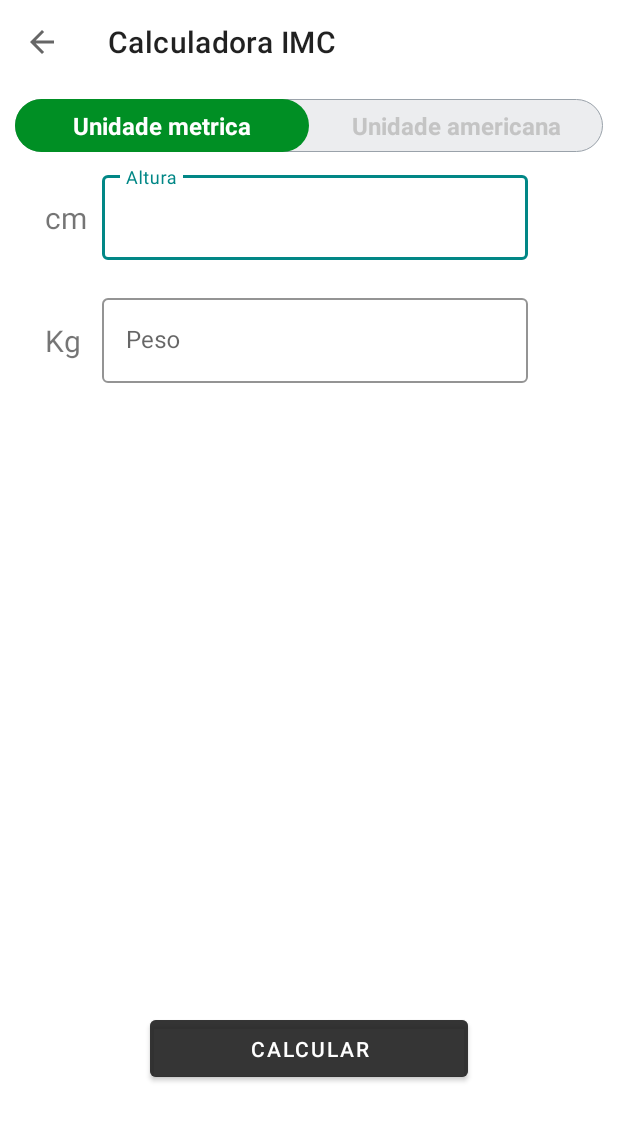
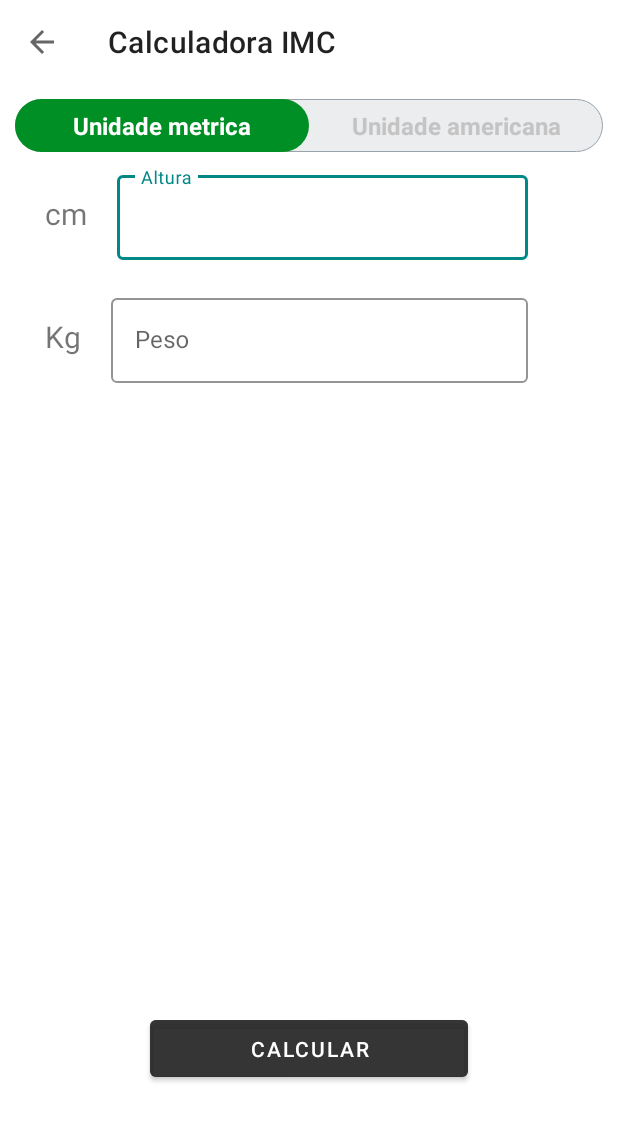
Before and after one commit to degomar/seven_minutes_workout, an Android app: the BmiActivity screen opened directly, with no data from a screen before it, on a phone screen of 412 x 824 dp. Shown: the top 1121 px of the screen. Run offline under Robolectric (Android 15) with nearby library versions, the phone set to English and light mode, and no system bars; our stand-ins replace data binding.

Commit message:
views para radio buttons corrigidas com linear layout, implantado o setup de views para cada radio button

```diff
--- a/app/src/main/java/com/example/sevenminutesworkout/BmiActivity.kt
+++ b/app/src/main/java/com/example/sevenminutesworkout/BmiActivity.kt
@@ -40,8 +40,8 @@ class BmiActivity : AppCompatActivity() {
         binding?.btnCalculate?.setOnClickListener {
 
             if (verifyInputsEmpty()){
-                var heightValue : Float = binding?.tieMetricHeight?.text.toString().toFloat() / 100
-                var weightValue : Float = binding?.tieMetricWeight?.text.toString().toFloat()
+                var heightValue : Float = binding?.etiMetricHeight?.text.toString().toFloat() / 100
+                var weightValue : Float = binding?.etiMetricWeight?.text.toString().toFloat()
 
                 var bmi = weightValue / (heightValue * heightValue)
                 setDisplayBmi(bmi)
@@ -58,8 +58,8 @@ class BmiActivity : AppCompatActivity() {
     private fun verifyInputsEmpty(): Boolean {
         var inputFilled = true
 
-        if (binding?.tieMetricHeight?.text.toString().isEmpty()){ inputFilled = false }
-        else if (binding?.tieMetricWeight?.text.toString().isEmpty()) { inputFilled = false }
+        if (binding?.etiMetricHeight?.text.toString().isEmpty()){ inputFilled = false }
+        else if (binding?.etiMetricWeight?.text.toString().isEmpty()) { inputFilled = false }
         else {
             binding?.btnCalculate?.setBackgroundColor(getResources().getColor(R.color.app_color_accent))
         }
@@ -110,32 +110,19 @@ class BmiActivity : AppCompatActivity() {
     }
 
     private fun makeVisibileUsMetricsView(){
+        binding?.llUnits?.visibility = View.GONE
+        binding?.llUsUnits?.visibility = View.VISIBLE
+        binding?.etiMetricWeight?.text!!.clear()
+        binding?.etiMetricHeight?.text!!.clear()
 
-        binding?.tvFeet?.visibility = View.VISIBLE
-        binding?.tilUsMetricHeight?.visibility = View.VISIBLE
-        binding?.tvInchs?.visibility = View.VISIBLE
-        binding?.tilUsMetricInchs?.visibility = View.VISIBLE
-        binding?.tvPounds?.visibility = View.VISIBLE
-        binding?.tilUsMetricWeight?.visibility = View.VISIBLE
-
-        binding?.tvCm?.visibility = View.INVISIBLE
-        binding?.tilMetricHeight?.visibility = View.INVISIBLE
-        binding?.tilMetricWeight?.visibility = View.INVISIBLE
-        binding?.tvKg?.visibility = View.INVISIBLE
 
     }    private fun makeVisibileMetricsView(){
+        binding?.llUsUnits?.visibility = View.GONE
+        binding?.llUnits?.visibility = View.VISIBLE
+        binding?.etiMetricInchs?.text!!.clear()
+        binding?.etiUsMetricHeight?.text!!.clear()
+        binding?.etiUsMetricWeight?.text!!.clear()
 
-        binding?.tvCm?.visibility = View.VISIBLE
-        binding?.tilMetricHeight?.visibility = View.VISIBLE
-        binding?.tilMetricWeight?.visibility = View.VISIBLE
-        binding?.tvKg?.visibility = View.VISIBLE
-
-        binding?.tvFeet?.visibility = View.INVISIBLE
-        binding?.tilUsMetricHeight?.visibility = View.INVISIBLE
-        binding?.tvInchs?.visibility = View.INVISIBLE
-        binding?.tilUsMetricInchs?.visibility = View.INVISIBLE
-        binding?.tvPounds?.visibility = View.INVISIBLE
-        binding?.tieUsMetricWeight?.visibility = View.INVISIBLE
 
     }
 }
--- a/app/src/main/res/layout/activity_bmi.xml
+++ b/app/src/main/res/layout/activity_bmi.xml
@@ -60,19 +60,71 @@
 
     </RadioGroup>
 
+    <LinearLayout
+        android:id="@+id/ll_content"
+        android:layout_width="match_parent"
+        android:layout_height="wrap_content"
+        android:orientation="vertical"
+        app:layout_constraintStart_toStartOf="parent"
+        app:layout_constraintEnd_toEndOf="parent"
+        app:layout_constraintTop_toBottomOf="@id/rg_units">
+
+        <LinearLayout
+            android:id="@+id/ll_units"
+            android:layout_width="match_parent"
+            android:layout_height="wrap_content"
+            android:orientation="vertical"
+            android:visibility="visible"
+            tools:visibility="invisible"
+            >
+            <LinearLayout
+                android:id="@+id/ll_cm"
+                android:layout_width="match_parent"
+                android:layout_height="wrap_content"
+                android:orientation="horizontal"
+                android:layout_gravity="center"
+                android:gravity="center"
+                >
                 <TextView
                     android:id="@+id/tv_cm"
                     android:layout_width="wrap_content"
                     android:layout_height="wrap_content"
-        app:layout_constraintTop_toBottomOf="@id/rg_units"
-        app:layout_constraintStart_toStartOf="parent"
                     android:textSize="20sp"
                     android:text="cm"
-        android:layout_margin="30dp"
-        android:visibility="visible"
-        tools:visibility="invisible"/>
+                    android:layout_marginRight="10dp"
+                    android:layout_marginLeft="30dp"
+                    />
 
+                <com.google.android.material.textfield.TextInputLayout
+                    android:id="@+id/til_metric_height"
+                    android:layout_width="match_parent"
+                    android:layout_height="wrap_content"
+                    android:padding="10dp"
+                    android:layout_marginRight="50dp"
+                    style="@style/Widget.MaterialComponents.TextInputLayout.OutlinedBox"
+                    app:hintTextColor="@color/teal_700"
+                    app:boxStrokeColor="@color/teal_700">
 
+                    <com.google.android.material.textfield.TextInputEditText
+                        android:id="@+id/eti_metric_height"
+                        android:layout_width="match_parent"
+                        android:layout_height="wrap_content"
+                        android:hint="Altura"
+                        android:textColorHint="@color/app_color_primary"
+                        android:inputType="number"
+                        />
+                </com.google.android.material.textfield.TextInputLayout>
+
+            </LinearLayout>
+
+            <LinearLayout
+                android:id="@+id/ll_kg"
+                android:layout_width="match_parent"
+                android:layout_height="wrap_content"
+                android:orientation="horizontal"
+                android:layout_gravity="center"
+                android:gravity="center"
+                >
                 <TextView
                     android:id="@+id/tv_kg"
                     android:layout_width="wrap_content"
@@ -81,53 +133,23 @@
                     app:layout_constraintStart_toStartOf="parent"
                     android:textSize="20sp"
                     android:text="Kg"
-        android:layout_margin="30dp"
-        android:visibility="visible"
-        tools:visibility="invisible"/>
+                    android:layout_marginRight="10dp"
+                    android:layout_marginLeft="30dp"/>
 
                 <com.google.android.material.textfield.TextInputLayout
-        android:id="@+id/til_metric_height"
-        android:layout_width="0dp"
+                    android:id="@+id/til_metric_weight"
+                    android:layout_width="match_parent"
                     android:layout_height="wrap_content"
                     android:padding="10dp"
                     android:layout_marginRight="50dp"
-        app:layout_constraintTop_toBottomOf="@+id/rg_units"
-        app:layout_constraintStart_toEndOf="@+id/tv_cm"
-        app:layout_constraintEnd_toEndOf="parent"
-        style="@style/Widget.MaterialComponents.TextInputLayout.OutlinedBox"
-        app:hintTextColor="@color/teal_700"
-        app:boxStrokeColor="@color/teal_700"
-        android:visibility="visible"
-        tools:visibility="invisible">
-
-        <com.google.android.material.textfield.TextInputEditText
-            android:id="@+id/tie_metric_height"
-            android:layout_width="match_parent"
-            android:layout_height="wrap_content"
-            android:hint="Altura"
-            android:textColorHint="@color/app_color_primary"
-            android:inputType="number"
-            />
-    </com.google.android.material.textfield.TextInputLayout>
-
-
-    <com.google.android.material.textfield.TextInputLayout
-        android:id="@+id/til_metric_weight"
-        android:layout_width="0dp"
-        android:layout_height="wrap_content"
-        android:padding="10dp"
-        android:layout_marginRight="50dp"
-        app:layout_constraintTop_toBottomOf="@+id/til_metric_height"
-        app:layout_constraintStart_toStartOf="@+id/til_metric_height"
                     app:layout_constraintEnd_toEndOf="parent"
                     style="@style/Widget.MaterialComponents.TextInputLayout.OutlinedBox"
                     app:hintTextColor="@color/purple_500"
                     app:boxStrokeColor="@color/purple_500"
-        android:visibility="visible"
-        tools:visibility="invisible">
+                    >
 
                     <com.google.android.material.textfield.TextInputEditText
-        android:id="@+id/tie_metric_weight"
+                        android:id="@+id/eti_metric_weight"
                         android:layout_width="match_parent"
                         android:layout_height="wrap_content"
                         android:hint="Peso"
@@ -136,37 +158,48 @@
                         />
                 </com.google.android.material.textfield.TextInputLayout>
 
+            </LinearLayout>
+
+        </LinearLayout>
+
+        <LinearLayout
+            android:id="@+id/ll_us_units"
+            android:layout_width="match_parent"
+            android:layout_height="wrap_content"
+            android:orientation="vertical"
+            android:visibility="invisible"
+            tools:visibility="visible"
+            >
+            <LinearLayout
+                android:id="@+id/ll_feet"
+                android:layout_width="match_parent"
+                android:layout_height="wrap_content"
+                android:orientation="horizontal"
+                android:layout_gravity="center"
+                android:gravity="center"
+                >
                 <TextView
                     android:id="@+id/tv_feet"
                     android:layout_width="wrap_content"
                     android:layout_height="wrap_content"
-        app:layout_constraintTop_toBottomOf="@id/rg_units"
-        app:layout_constraintStart_toStartOf="parent"
                     android:textSize="18sp"
                     android:text="feet"
                     android:layout_margin="30dp"
-        android:visibility="invisible"
-        tools:visibility="visible"
                     />
-
                 <com.google.android.material.textfield.TextInputLayout
                     android:id="@+id/til_us_metric_height"
-        android:layout_width="0dp"
+                    android:layout_width="match_parent"
                     android:layout_height="wrap_content"
                     android:padding="10dp"
                     android:layout_marginRight="50dp"
-        app:layout_constraintTop_toBottomOf="@+id/rg_units"
-        app:layout_constraintStart_toEndOf="@+id/tv_feet"
-        app:layout_constraintEnd_toEndOf="parent"
                     style="@style/Widget.MaterialComponents.TextInputLayout.OutlinedBox"
                     app:hintTextColor="@color/teal_700"
                     app:boxStrokeColor="@color/teal_700"
-        android:visibility="invisible"
-        tools:visibility="visible"
+                    android:layout_weight="1"
                     >
 
                     <com.google.android.material.textfield.TextInputEditText
-            android:id="@+id/tie_us_metric_height"
+                        android:id="@+id/eti_us_metric_height"
                         android:layout_width="match_parent"
                         android:layout_height="wrap_content"
                         android:hint="Feets"
@@ -174,39 +207,38 @@
                         android:inputType="number"
                         />
                 </com.google.android.material.textfield.TextInputLayout>
+            </LinearLayout>
 
+            <LinearLayout
+                android:id="@+id/ll_pounds"
+                android:layout_width="match_parent"
+                android:layout_height="wrap_content"
+                android:orientation="horizontal"
+                android:layout_gravity="center"
+                android:gravity="center"
+                >
                 <TextView
                     android:id="@+id/tv_pounds"
                     android:layout_width="wrap_content"
                     android:layout_height="wrap_content"
-        app:layout_constraintTop_toBottomOf="@id/til_metric_height"
-        app:layout_constraintStart_toEndOf="@id/til_us_metric_inchs"
-        app:layout_constraintEnd_toStartOf="@id/til_us_metric_weight"
-        android:textSize="14sp"
+                    android:textSize="16sp"
                     android:text="pounds"
-        android:layout_marginLeft="5dp"
-        android:layout_marginTop="30dp"
-        android:visibility="invisible"
-        tools:visibility="visible"/>
-
+                    android:layout_marginRight="10dp"
+                    android:layout_marginLeft="30dp"/>
 
                 <com.google.android.material.textfield.TextInputLayout
                     android:id="@+id/til_us_metric_weight"
                     android:layout_width="0dp"
                     android:layout_height="wrap_content"
                     android:padding="10dp"
-        android:layout_marginRight="50dp"
-        app:layout_constraintTop_toBottomOf="@+id/til_us_metric_height"
-        app:layout_constraintStart_toEndOf="@+id/tv_pounds"
                     app:layout_constraintEnd_toEndOf="parent"
                     style="@style/Widget.MaterialComponents.TextInputLayout.OutlinedBox"
                     app:hintTextColor="@color/purple_500"
                     app:boxStrokeColor="@color/purple_500"
-        android:visibility="invisible"
-        tools:visibility="visible">
+                    android:layout_weight="2">
 
                     <com.google.android.material.textfield.TextInputEditText
-            android:id="@+id/tie_us_metric_weight"
+                        android:id="@+id/eti_us_metric_weight"
                         android:layout_width="match_parent"
                         android:layout_height="wrap_content"
                         android:hint="pounds"
@@ -217,33 +249,26 @@
 
                 <TextView
                     android:id="@+id/tv_inchs"
-        android:layout_width="wrap_content"
+                    android:layout_width="0dp"
                     android:layout_height="wrap_content"
-        app:layout_constraintTop_toBottomOf="@id/til_metric_height"
-        app:layout_constraintStart_toStartOf="@id/tv_cm"
-        android:textSize="14sp"
+                    android:textSize="16sp"
                     android:text="inchs"
-        android:layout_marginTop="30dp"
-        android:layout_marginRight="10dp"
-        android:visibility="invisible"
-        tools:visibility="visible"/>
+                    android:layout_weight="0.7"/>
 
                 <com.google.android.material.textfield.TextInputLayout
                     android:id="@+id/til_us_metric_inchs"
                     android:layout_width="0dp"
                     android:layout_height="wrap_content"
                     android:padding="10dp"
-        app:layout_constraintTop_toBottomOf="@+id/til_metric_height"
-        app:layout_constraintStart_toStartOf="@+id/til_metric_height"
+                    android:layout_marginRight="50dp"
                     app:layout_constraintEnd_toStartOf="@id/tv_pounds"
                     style="@style/Widget.MaterialComponents.TextInputLayout.OutlinedBox"
-        app:hintTextColor="@color/teal_700"
-        app:boxStrokeColor="@color/teal_700"
-        android:visibility="invisible"
-        tools:visibility="visible">
+                    app:hintTextColor="#E91E63"
+                    app:boxStrokeColor="#E91E63"
+                    android:layout_weight="2">
 
                     <com.google.android.material.textfield.TextInputEditText
-            android:id="@+id/tie_metric_inchs"
+                        android:id="@+id/eti_metric_inchs"
                         android:layout_width="match_parent"
                         android:layout_height="wrap_content"
                         android:hint="inchs"
@@ -251,6 +276,12 @@
                         android:inputType="number"
                         />
                 </com.google.android.material.textfield.TextInputLayout>
+            </LinearLayout>
+
+        </LinearLayout>
+
+    </LinearLayout>
+
 
 
     <LinearLayout
@@ -258,11 +289,11 @@
         android:layout_width="match_parent"
         android:layout_height="wrap_content"
         app:layout_constraintStart_toStartOf="parent"
-        app:layout_constraintTop_toBottomOf="@+id/til_metric_weight"
+        app:layout_constraintTop_toBottomOf="@+id/ll_content"
         android:layout_margin="30dp"
         android:orientation="vertical"
         android:visibility="invisible"
-        tools:visibility="visible">
+        tools:visibility="invisible">
 
         <TextView
             android:id="@+id/tv_youribm_text"
```
Lines whose indentation alone changed are shown as unchanged.
